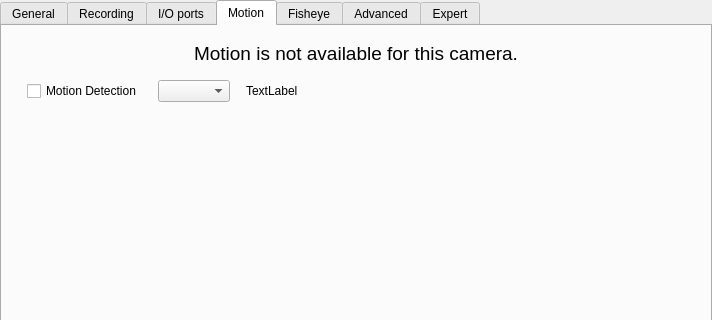
Above: client/libclient/src/ui/widgets/properties/single_camera_settings_widget.ui from networkoptix/nx_open before the change; both pictures show x 0 to 712 and y 0 to 320 of the 712 by 634 pixel window. Below: the same form after it.
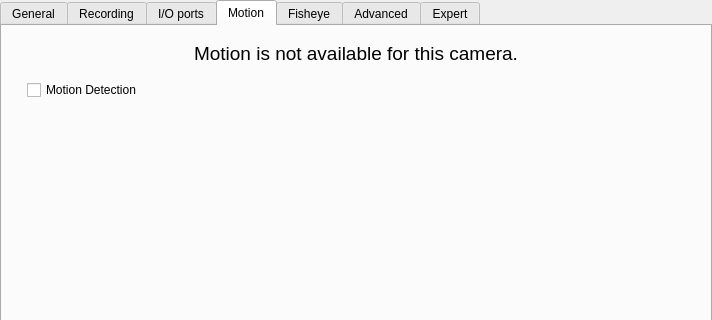
That is the form after the change. The open tabs and pages were chosen to show the change. Custom widgets are drawn as their Qt base class.

Commit message:
VMS-3758 - Hide hardware/software motion detection selection
<==== Mercurial data ====>
Branch: dev_3.0.0_gui

Diff of the .ui file:
```diff
--- a/client/libclient/src/ui/widgets/properties/single_camera_settings_widget.ui
+++ b/client/libclient/src/ui/widgets/properties/single_camera_settings_widget.ui
@@ -477,17 +477,7 @@
              </widget>
             </item>
             <item>
-             <widget class="QComboBox" name="detectionTypeComboBox"/>
-            </item>
-            <item>
-             <widget class="QLabel" name="detectionHintLabel">
-              <property name="text">
-               <string>TextLabel</string>
-              </property>
-             </widget>
-            </item>
-            <item>
-             <spacer name="horizontalSpacer_4">
+             <spacer name="horizontalSpacer_2">
               <property name="orientation">
                <enum>Qt::Horizontal</enum>
               </property>
```
The commit also changes 3 other files.
